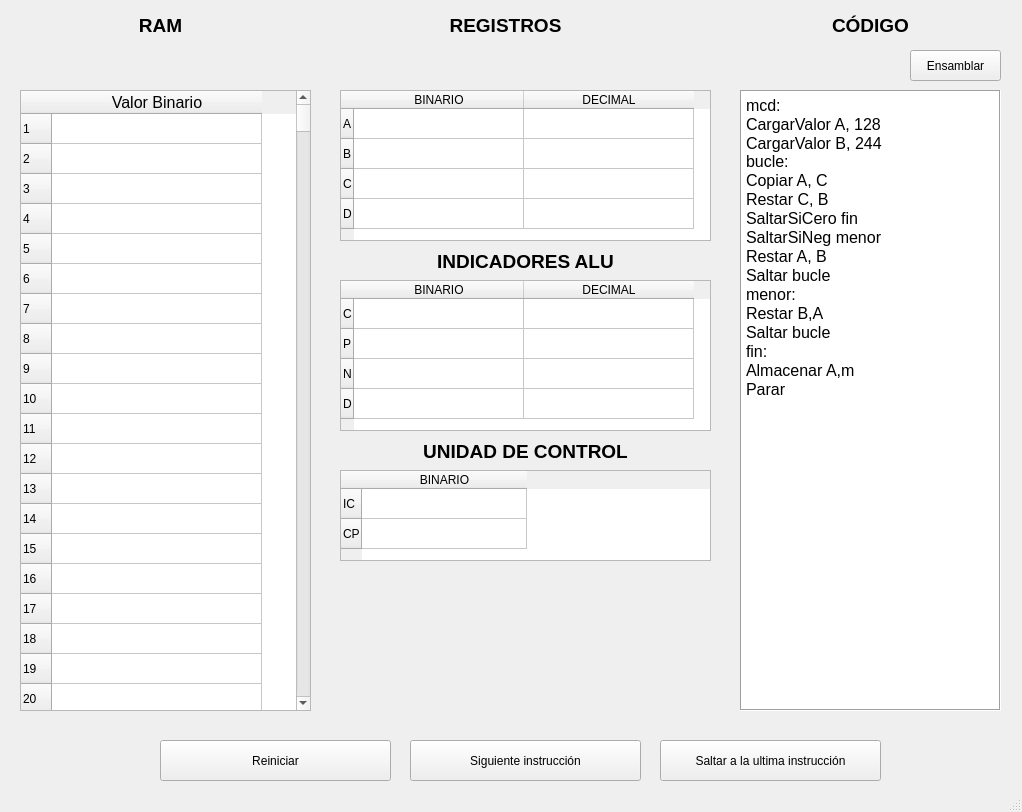
Old version of the form src/views/pcDesigntaller.ui in the repository SebMatDo/EmuladorBasicoYCompiladorPC-DeEuclidesAJava.
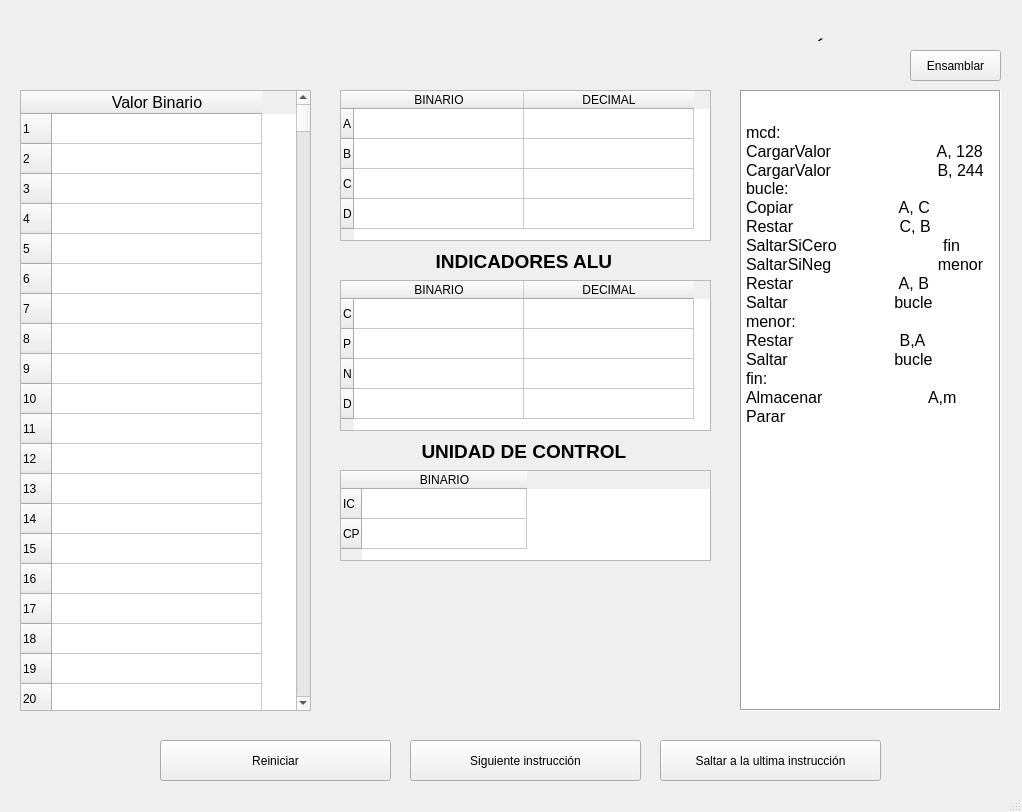
New version of the form.

Commit message: Se elimina cosas que sobran

```diff
--- a/src/views/pcDesigntaller.ui
+++ b/src/views/pcDesigntaller.ui
@@ -31,24 +31,54 @@
     </property>
     <property name="html">
      <string>&lt;!DOCTYPE HTML PUBLIC &quot;-//W3C//DTD HTML 4.0//EN&quot; &quot;http://www.w3.org/TR/REC-html40/strict.dtd&quot;&gt;
-&lt;html&gt;&lt;head&gt;&lt;meta name=&quot;qrichtext&quot; content=&quot;1&quot; /&gt;&lt;style type=&quot;text/css&quot;&gt;
-p, li { white-space: pre-wrap; }
-&lt;/style&gt;&lt;/head&gt;&lt;body style=&quot; font-family:'MS Shell Dlg 2'; font-size:8.25pt; font-weight:400; font-style:normal;&quot;&gt;
-&lt;p style=&quot; margin-top:0px; margin-bottom:0px; margin-left:0px; margin-right:0px; -qt-block-indent:0; text-indent:0px;&quot;&gt;&lt;span style=&quot; font-size:12pt;&quot;&gt;mcd:&lt;/span&gt;&lt;/p&gt;
-&lt;p style=&quot; margin-top:0px; margin-bottom:0px; margin-left:0px; margin-right:0px; -qt-block-indent:0; text-indent:0px;&quot;&gt;&lt;span style=&quot; font-size:12pt;&quot;&gt;CargarValor A, 128&lt;/span&gt;&lt;/p&gt;
-&lt;p style=&quot; margin-top:0px; margin-bottom:0px; margin-left:0px; margin-right:0px; -qt-block-indent:0; text-indent:0px;&quot;&gt;&lt;span style=&quot; font-size:12pt;&quot;&gt;CargarValor B, 244&lt;br /&gt;bucle:&lt;/span&gt;&lt;/p&gt;
-&lt;p style=&quot; margin-top:0px; margin-bottom:0px; margin-left:0px; margin-right:0px; -qt-block-indent:0; text-indent:0px;&quot;&gt;&lt;span style=&quot; font-size:12pt;&quot;&gt;Copiar A, C&lt;/span&gt;&lt;/p&gt;
-&lt;p style=&quot; margin-top:0px; margin-bottom:0px; margin-left:0px; margin-right:0px; -qt-block-indent:0; text-indent:0px;&quot;&gt;&lt;span style=&quot; font-size:12pt;&quot;&gt;Restar C, B&lt;/span&gt;&lt;/p&gt;
-&lt;p style=&quot; margin-top:0px; margin-bottom:0px; margin-left:0px; margin-right:0px; -qt-block-indent:0; text-indent:0px;&quot;&gt;&lt;span style=&quot; font-size:12pt;&quot;&gt;SaltarSiCero fin&lt;/span&gt;&lt;/p&gt;
-&lt;p style=&quot; margin-top:0px; margin-bottom:0px; margin-left:0px; margin-right:0px; -qt-block-indent:0; text-indent:0px;&quot;&gt;&lt;span style=&quot; font-size:12pt;&quot;&gt;SaltarSiNeg menor&lt;/span&gt;&lt;/p&gt;
-&lt;p style=&quot; margin-top:0px; margin-bottom:0px; margin-left:0px; margin-right:0px; -qt-block-indent:0; text-indent:0px;&quot;&gt;&lt;span style=&quot; font-size:12pt;&quot;&gt;Restar A, B&lt;/span&gt;&lt;/p&gt;
-&lt;p style=&quot; margin-top:0px; margin-bottom:0px; margin-left:0px; margin-right:0px; -qt-block-indent:0; text-indent:0px;&quot;&gt;&lt;span style=&quot; font-size:12pt;&quot;&gt;Saltar bucle&lt;/span&gt;&lt;/p&gt;
-&lt;p style=&quot; margin-top:0px; margin-bottom:0px; margin-left:0px; margin-right:0px; -qt-block-indent:0; text-indent:0px;&quot;&gt;&lt;span style=&quot; font-size:12pt;&quot;&gt;menor: &lt;/span&gt;&lt;/p&gt;
-&lt;p style=&quot; margin-top:0px; margin-bottom:0px; margin-left:0px; margin-right:0px; -qt-block-indent:0; text-indent:0px;&quot;&gt;&lt;span style=&quot; font-size:12pt;&quot;&gt;Restar B,A&lt;/span&gt;&lt;/p&gt;
-&lt;p style=&quot; margin-top:0px; margin-bottom:0px; margin-left:0px; margin-right:0px; -qt-block-indent:0; text-indent:0px;&quot;&gt;&lt;span style=&quot; font-size:12pt;&quot;&gt;Saltar bucle&lt;/span&gt;&lt;/p&gt;
-&lt;p style=&quot; margin-top:0px; margin-bottom:0px; margin-left:0px; margin-right:0px; -qt-block-indent:0; text-indent:0px;&quot;&gt;&lt;span style=&quot; font-size:12pt;&quot;&gt;fin:&lt;/span&gt;&lt;/p&gt;
-&lt;p style=&quot; margin-top:0px; margin-bottom:0px; margin-left:0px; margin-right:0px; -qt-block-indent:0; text-indent:0px;&quot;&gt;&lt;span style=&quot; font-size:12pt;&quot;&gt;Almacenar A,m&lt;/span&gt;&lt;/p&gt;
-&lt;p style=&quot; margin-top:0px; margin-bottom:0px; margin-left:0px; margin-right:0px; -qt-block-indent:0; text-indent:0px;&quot;&gt;&lt;span style=&quot; font-size:12pt;&quot;&gt;Parar&lt;/span&gt;&lt;/p&gt;&lt;/body&gt;&lt;/html&gt;</string>
+                        &lt;html&gt;&lt;head&gt;&lt;meta name=&quot;qrichtext&quot; content=&quot;1&quot; /&gt;&lt;style
+                        type=&quot;text/css&quot;&gt;
+                        p, li { white-space: pre-wrap; }
+                        &lt;/style&gt;&lt;/head&gt;&lt;body style=&quot; font-family:'MS Shell Dlg 2'; font-size:8.25pt;
+                        font-weight:400; font-style:normal;&quot;&gt;
+                        &lt;p style=&quot; margin-top:0px; margin-bottom:0px; margin-left:0px; margin-right:0px;
+                        -qt-block-indent:0; text-indent:0px;&quot;&gt;&lt;span style=&quot; font-size:12pt;&quot;&gt;mcd:&lt;/span&gt;&lt;/p&gt;
+                        &lt;p style=&quot; margin-top:0px; margin-bottom:0px; margin-left:0px; margin-right:0px;
+                        -qt-block-indent:0; text-indent:0px;&quot;&gt;&lt;span style=&quot; font-size:12pt;&quot;&gt;CargarValor
+                        A, 128&lt;/span&gt;&lt;/p&gt;
+                        &lt;p style=&quot; margin-top:0px; margin-bottom:0px; margin-left:0px; margin-right:0px;
+                        -qt-block-indent:0; text-indent:0px;&quot;&gt;&lt;span style=&quot; font-size:12pt;&quot;&gt;CargarValor
+                        B, 244&lt;br /&gt;bucle:&lt;/span&gt;&lt;/p&gt;
+                        &lt;p style=&quot; margin-top:0px; margin-bottom:0px; margin-left:0px; margin-right:0px;
+                        -qt-block-indent:0; text-indent:0px;&quot;&gt;&lt;span style=&quot; font-size:12pt;&quot;&gt;Copiar
+                        A, C&lt;/span&gt;&lt;/p&gt;
+                        &lt;p style=&quot; margin-top:0px; margin-bottom:0px; margin-left:0px; margin-right:0px;
+                        -qt-block-indent:0; text-indent:0px;&quot;&gt;&lt;span style=&quot; font-size:12pt;&quot;&gt;Restar
+                        C, B&lt;/span&gt;&lt;/p&gt;
+                        &lt;p style=&quot; margin-top:0px; margin-bottom:0px; margin-left:0px; margin-right:0px;
+                        -qt-block-indent:0; text-indent:0px;&quot;&gt;&lt;span style=&quot; font-size:12pt;&quot;&gt;SaltarSiCero
+                        fin&lt;/span&gt;&lt;/p&gt;
+                        &lt;p style=&quot; margin-top:0px; margin-bottom:0px; margin-left:0px; margin-right:0px;
+                        -qt-block-indent:0; text-indent:0px;&quot;&gt;&lt;span style=&quot; font-size:12pt;&quot;&gt;SaltarSiNeg
+                        menor&lt;/span&gt;&lt;/p&gt;
+                        &lt;p style=&quot; margin-top:0px; margin-bottom:0px; margin-left:0px; margin-right:0px;
+                        -qt-block-indent:0; text-indent:0px;&quot;&gt;&lt;span style=&quot; font-size:12pt;&quot;&gt;Restar
+                        A, B&lt;/span&gt;&lt;/p&gt;
+                        &lt;p style=&quot; margin-top:0px; margin-bottom:0px; margin-left:0px; margin-right:0px;
+                        -qt-block-indent:0; text-indent:0px;&quot;&gt;&lt;span style=&quot; font-size:12pt;&quot;&gt;Saltar
+                        bucle&lt;/span&gt;&lt;/p&gt;
+                        &lt;p style=&quot; margin-top:0px; margin-bottom:0px; margin-left:0px; margin-right:0px;
+                        -qt-block-indent:0; text-indent:0px;&quot;&gt;&lt;span style=&quot; font-size:12pt;&quot;&gt;menor:
+                        &lt;/span&gt;&lt;/p&gt;
+                        &lt;p style=&quot; margin-top:0px; margin-bottom:0px; margin-left:0px; margin-right:0px;
+                        -qt-block-indent:0; text-indent:0px;&quot;&gt;&lt;span style=&quot; font-size:12pt;&quot;&gt;Restar
+                        B,A&lt;/span&gt;&lt;/p&gt;
+                        &lt;p style=&quot; margin-top:0px; margin-bottom:0px; margin-left:0px; margin-right:0px;
+                        -qt-block-indent:0; text-indent:0px;&quot;&gt;&lt;span style=&quot; font-size:12pt;&quot;&gt;Saltar
+                        bucle&lt;/span&gt;&lt;/p&gt;
+                        &lt;p style=&quot; margin-top:0px; margin-bottom:0px; margin-left:0px; margin-right:0px;
+                        -qt-block-indent:0; text-indent:0px;&quot;&gt;&lt;span style=&quot; font-size:12pt;&quot;&gt;fin:&lt;/span&gt;&lt;/p&gt;
+                        &lt;p style=&quot; margin-top:0px; margin-bottom:0px; margin-left:0px; margin-right:0px;
+                        -qt-block-indent:0; text-indent:0px;&quot;&gt;&lt;span style=&quot; font-size:12pt;&quot;&gt;Almacenar
+                        A,m&lt;/span&gt;&lt;/p&gt;
+                        &lt;p style=&quot; margin-top:0px; margin-bottom:0px; margin-left:0px; margin-right:0px;
+                        -qt-block-indent:0; text-indent:0px;&quot;&gt;&lt;span style=&quot; font-size:12pt;&quot;&gt;Parar&lt;/span&gt;&lt;/p&gt;&lt;/body&gt;&lt;/html&gt;
+                    </string>
     </property>
    </widget>
    <widget class="QLabel" name="label_ram">
@@ -68,10 +98,15 @@
     </property>
     <property name="text">
      <string>&lt;!DOCTYPE HTML PUBLIC &quot;-//W3C//DTD HTML 4.0//EN&quot; &quot;http://www.w3.org/TR/REC-html40/strict.dtd&quot;&gt;
-&lt;html&gt;&lt;head&gt;&lt;meta name=&quot;qrichtext&quot; content=&quot;1&quot; /&gt;&lt;style type=&quot;text/css&quot;&gt;
-p, li { white-space: pre-wrap; }
-&lt;/style&gt;&lt;/head&gt;&lt;body style=&quot; font-family:'MS Shell Dlg 2'; font-size:8pt; font-weight:400; font-style:normal;&quot;&gt;
-&lt;p align=&quot;center&quot; style=&quot; margin-top:0px; margin-bottom:0px; margin-left:0px; margin-right:0px; -qt-block-indent:0; text-indent:0px;&quot;&gt;&lt;span style=&quot; font-size:14pt; font-weight:600;&quot;&gt;RAM&lt;/span&gt;&lt;/p&gt;&lt;/body&gt;&lt;/html&gt;</string>
+                        &lt;html&gt;&lt;head&gt;&lt;meta name=&quot;qrichtext&quot; content=&quot;1&quot; /&gt;&lt;style
+                        type=&quot;text/css&quot;&gt;
+                        p, li { white-space: pre-wrap; }
+                        &lt;/style&gt;&lt;/head&gt;&lt;body style=&quot; font-family:'MS Shell Dlg 2'; font-size:8pt;
+                        font-weight:400; font-style:normal;&quot;&gt;
+                        &lt;p align=&quot;center&quot; style=&quot; margin-top:0px; margin-bottom:0px; margin-left:0px;
+                        margin-right:0px; -qt-block-indent:0; text-indent:0px;&quot;&gt;&lt;span style=&quot;
+                        font-size:14pt; font-weight:600;&quot;&gt;RAM&lt;/span&gt;&lt;/p&gt;&lt;/body&gt;&lt;/html&gt;
+                    </string>
     </property>
    </widget>
    <widget class="QPushButton" name="button_siguiente_instruccion">
@@ -1352,7 +1387,9 @@
      </rect>
     </property>
     <property name="text">
-     <string>&lt;html&gt;&lt;head/&gt;&lt;body&gt;&lt;p align=&quot;center&quot;&gt;&lt;span style=&quot; font-size:14pt; font-weight:600;&quot;&gt;INDICADORES ALU&lt;/span&gt;&lt;/p&gt;&lt;/body&gt;&lt;/html&gt;</string>
+                    <string>&lt;html&gt;&lt;head/&gt;&lt;body&gt;&lt;p align=&quot;center&quot;&gt;&lt;span style=&quot;
+                        font-size:14pt; font-weight:600;&quot;&gt;INDICADORES ALU&lt;/span&gt;&lt;/p&gt;&lt;/body&gt;&lt;/html&gt;
+                    </string>
     </property>
    </widget>
    <widget class="QTableWidget" name="table_alu">
@@ -1434,7 +1471,9 @@
      </rect>
     </property>
     <property name="text">
-     <string>&lt;html&gt;&lt;head/&gt;&lt;body&gt;&lt;p align=&quot;center&quot;&gt;&lt;span style=&quot; font-size:14pt; font-weight:600;&quot;&gt;UNIDAD DE CONTROL&lt;/span&gt;&lt;/p&gt;&lt;/body&gt;&lt;/html&gt;</string>
+                    <string>&lt;html&gt;&lt;head/&gt;&lt;body&gt;&lt;p align=&quot;center&quot;&gt;&lt;span style=&quot;
+                        font-size:14pt; font-weight:600;&quot;&gt;UNIDAD DE CONTROL&lt;/span&gt;&lt;/p&gt;&lt;/body&gt;&lt;/html&gt;
+                    </string>
     </property>
    </widget>
    <widget class="QTableWidget" name="table_unidad_control">
@@ -1501,10 +1540,15 @@
     </property>
     <property name="text">
      <string>&lt;!DOCTYPE HTML PUBLIC &quot;-//W3C//DTD HTML 4.0//EN&quot; &quot;http://www.w3.org/TR/REC-html40/strict.dtd&quot;&gt;
-&lt;html&gt;&lt;head&gt;&lt;meta name=&quot;qrichtext&quot; content=&quot;1&quot; /&gt;&lt;style type=&quot;text/css&quot;&gt;
-p, li { white-space: pre-wrap; }
-&lt;/style&gt;&lt;/head&gt;&lt;body style=&quot; font-family:'MS Shell Dlg 2'; font-size:8pt; font-weight:400; font-style:normal;&quot;&gt;
-&lt;p align=&quot;center&quot; style=&quot; margin-top:0px; margin-bottom:0px; margin-left:0px; margin-right:0px; -qt-block-indent:0; text-indent:0px;&quot;&gt;&lt;span style=&quot; font-size:14pt; font-weight:600;&quot;&gt;REGISTROS&lt;/span&gt;&lt;/p&gt;&lt;/body&gt;&lt;/html&gt;</string>
+                        &lt;html&gt;&lt;head&gt;&lt;meta name=&quot;qrichtext&quot; content=&quot;1&quot; /&gt;&lt;style
+                        type=&quot;text/css&quot;&gt;
+                        p, li { white-space: pre-wrap; }
+                        &lt;/style&gt;&lt;/head&gt;&lt;body style=&quot; font-family:'MS Shell Dlg 2'; font-size:8pt;
+                        font-weight:400; font-style:normal;&quot;&gt;
+                        &lt;p align=&quot;center&quot; style=&quot; margin-top:0px; margin-bottom:0px; margin-left:0px;
+                        margin-right:0px; -qt-block-indent:0; text-indent:0px;&quot;&gt;&lt;span style=&quot;
+                        font-size:14pt; font-weight:600;&quot;&gt;REGISTROS&lt;/span&gt;&lt;/p&gt;&lt;/body&gt;&lt;/html&gt;
+                    </string>
     </property>
    </widget>
    <widget class="QLabel" name="label_codigo">
@@ -1524,10 +1568,15 @@
     </property>
     <property name="text">
      <string>&lt;!DOCTYPE HTML PUBLIC &quot;-//W3C//DTD HTML 4.0//EN&quot; &quot;http://www.w3.org/TR/REC-html40/strict.dtd&quot;&gt;
-&lt;html&gt;&lt;head&gt;&lt;meta name=&quot;qrichtext&quot; content=&quot;1&quot; /&gt;&lt;style type=&quot;text/css&quot;&gt;
-p, li { white-space: pre-wrap; }
-&lt;/style&gt;&lt;/head&gt;&lt;body style=&quot; font-family:'MS Shell Dlg 2'; font-size:8pt; font-weight:400; font-style:normal;&quot;&gt;
-&lt;p align=&quot;center&quot; style=&quot; margin-top:0px; margin-bottom:0px; margin-left:0px; margin-right:0px; -qt-block-indent:0; text-indent:0px;&quot;&gt;&lt;span style=&quot; font-size:14pt; font-weight:600;&quot;&gt;CÓDIGO&lt;/span&gt;&lt;/p&gt;&lt;/body&gt;&lt;/html&gt;</string>
+                        &lt;html&gt;&lt;head&gt;&lt;meta name=&quot;qrichtext&quot; content=&quot;1&quot; /&gt;&lt;style
+                        type=&quot;text/css&quot;&gt;
+                        p, li { white-space: pre-wrap; }
+                        &lt;/style&gt;&lt;/head&gt;&lt;body style=&quot; font-family:'MS Shell Dlg 2'; font-size:8pt;
+                        font-weight:400; font-style:normal;&quot;&gt;
+                        &lt;p align=&quot;center&quot; style=&quot; margin-top:0px; margin-bottom:0px; margin-left:0px;
+                        margin-right:0px; -qt-block-indent:0; text-indent:0px;&quot;&gt;&lt;span style=&quot;
+                        font-size:14pt; font-weight:600;&quot;&gt;CÓDIGO&lt;/span&gt;&lt;/p&gt;&lt;/body&gt;&lt;/html&gt;
+                    </string>
     </property>
    </widget>
    <widget class="QPushButton" name="button_reiniciar">
```
Left out of the diff: 1024 changed lines with no effect on the pictures. Lines whose indentation alone changed are shown as unchanged. The commit also changes 1 other file.
